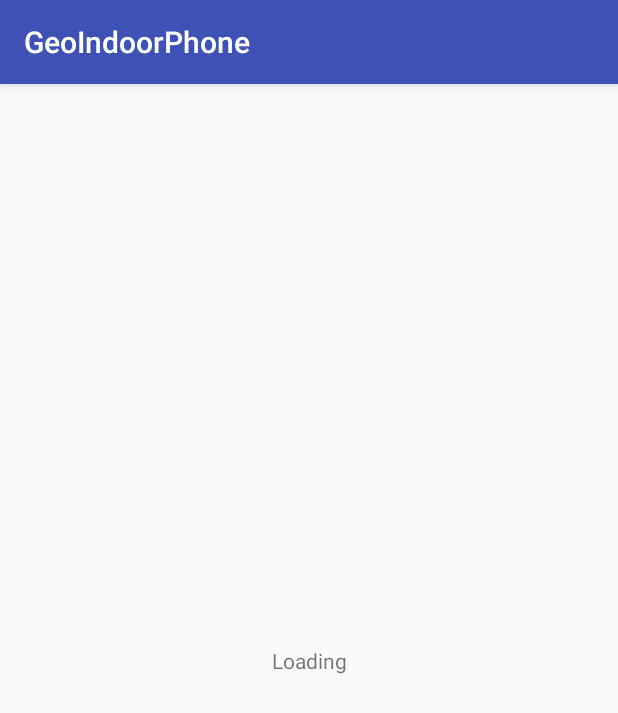
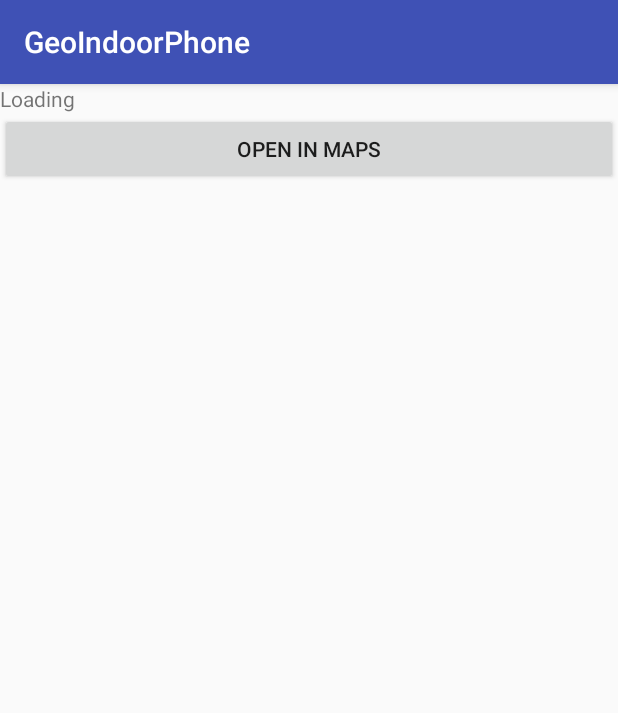
Before and after one commit to athouary/GeoIndoorPhone, an Android app: the screen it shows after launch (MainActivity), on a phone screen of 412 x 824 dp. Shown: the top 713 px of the screen. Run offline under Robolectric (Android 15) with nearby library versions, the phone set to English and light mode, and no system bars; libraries missing offline, so code that uses them is left out: com.lize.oledcomm; 4 statements that could not run were skipped.

Commit message:
Test with google maps URL API

```diff
--- a/app/src/main/AndroidManifest.xml
+++ b/app/src/main/AndroidManifest.xml
@@ -3,8 +3,10 @@
     package="fr.ece.athouary.geoindoorphone">
 
     <uses-permission android:name="android.permission.CAMERA" />
+    <uses-permission android:name="android.permission.INTERNET" />
     <uses-feature android:name="android.hardware.camera" />
     <uses-feature android:name="android.hardware.camera.autofocus" />
+
 
     <application
         android:allowBackup="true"
--- a/app/src/main/res/layout/activity_main.xml
+++ b/app/src/main/res/layout/activity_main.xml
@@ -1,7 +1,10 @@
 <?xml version="1.0" encoding="utf-8"?>
-<android.support.constraint.ConstraintLayout xmlns:android="http://schemas.android.com/apk/res/android"
+<LinearLayout
+    xmlns:android="http://schemas.android.com/apk/res/android"
     xmlns:app="http://schemas.android.com/apk/res-auto"
     xmlns:tools="http://schemas.android.com/tools"
+    android:orientation="vertical"
+    android:weightSum="1"
     android:id="@+id/cam_layout"
     android:layout_width="match_parent"
     android:layout_height="match_parent"
@@ -17,7 +20,10 @@
         app:layout_constraintRight_toRightOf="parent"
         app:layout_constraintTop_toTopOf="parent" />
 
+    <Button
+        android:id="@+id/button_maps"
+        android:layout_width="match_parent"
+        android:layout_height="wrap_content"
+        android:text="Open in Maps" />
 
-
-
-</android.support.constraint.ConstraintLayout>
+</LinearLayout>
```
Also changed, not shown: 1 other file.
